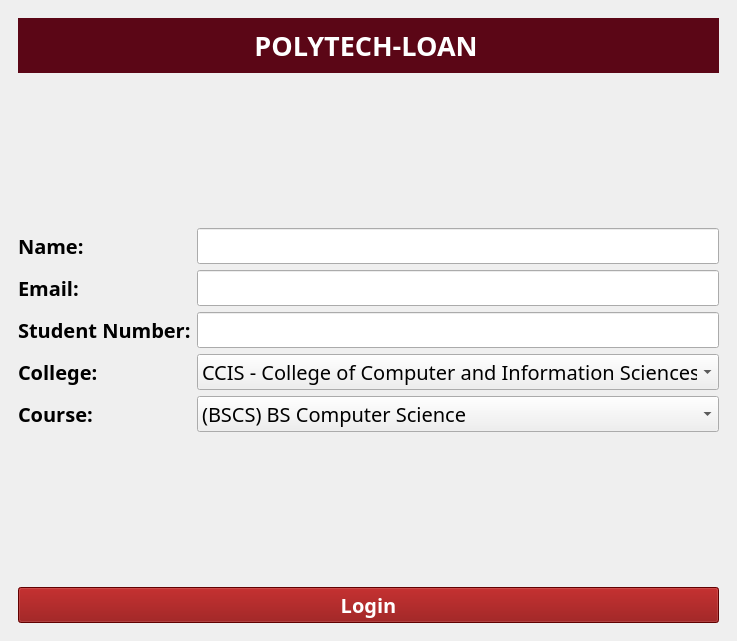
This is ui/main_window.ui in dattlab/polytech_loan as Qt 5 draws it before an edit. The edited form follows.
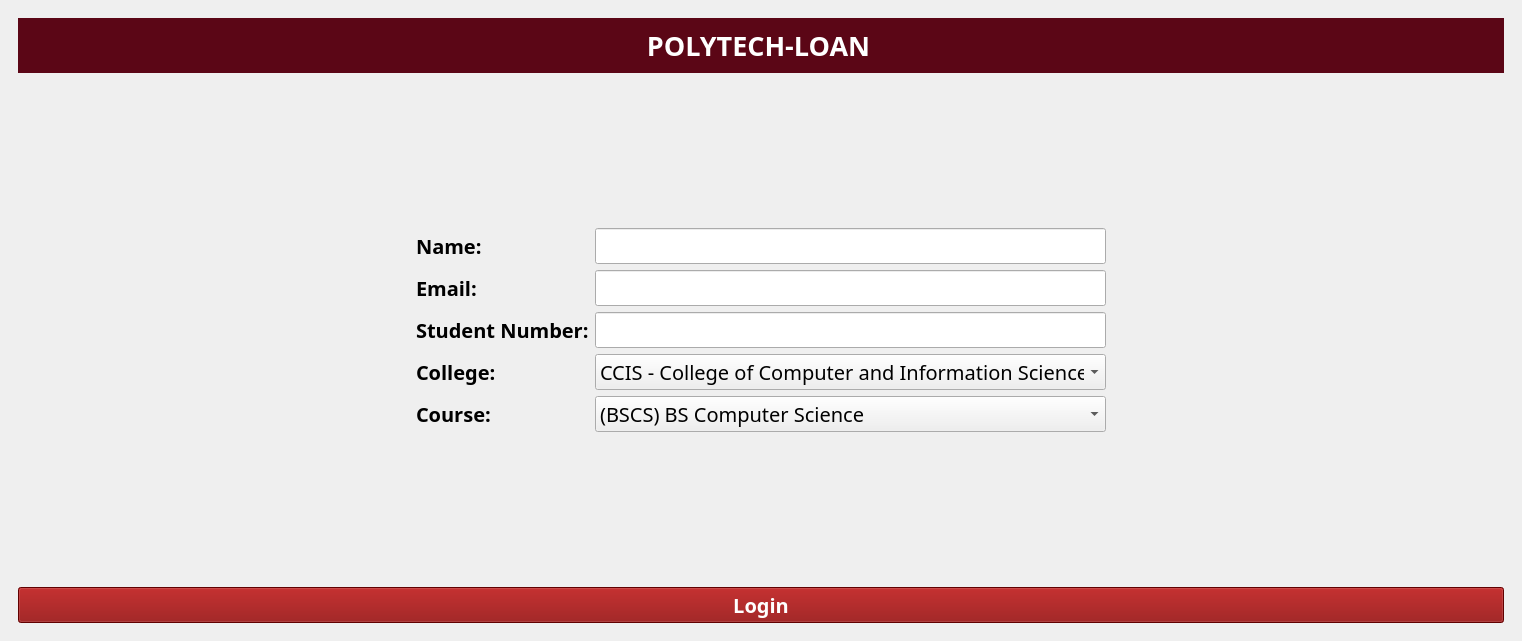
This is the edited form. Icons and pictures are not drawn.

What changed in the file:
```diff
--- a/ui/main_window.ui
+++ b/ui/main_window.ui
@@ -6,7 +6,7 @@
    <rect>
     <x>0</x>
     <y>0</y>
-    <width>731</width>
+    <width>1522</width>
     <height>641</height>
    </rect>
   </property>
@@ -286,6 +286,12 @@
               </item>
               <item>
                <widget class="QComboBox" name="collegeComboBox">
+                <property name="maximumSize">
+                 <size>
+                  <width>511</width>
+                  <height>16777215</height>
+                 </size>
+                </property>
                 <property name="font">
                  <font>
                   <family>Atkinson Hyperlegible</family>
@@ -301,6 +307,12 @@
               </item>
               <item>
                <widget class="QComboBox" name="courseComboBox">
+                <property name="maximumSize">
+                 <size>
+                  <width>511</width>
+                  <height>16777215</height>
+                 </size>
+                </property>
                 <property name="font">
                  <font>
                   <family>Atkinson Hyperlegible</family>
```
